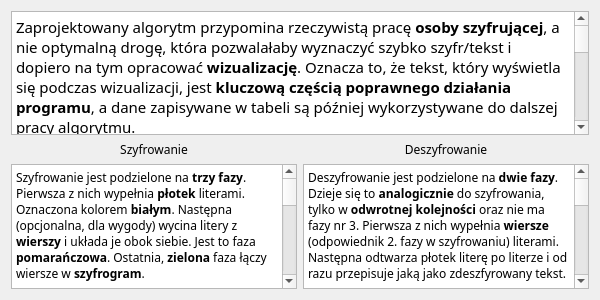
Qt form helpwindow.ui (LightTab2/Rail-fence-cipher-visualized) before a commit.
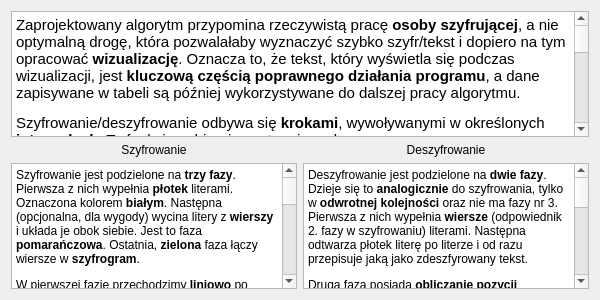
The same form after that commit.

Patch:
```diff
--- a/helpwindow.ui
+++ b/helpwindow.ui
@@ -11,9 +11,7 @@
    </rect>
   </property>
   <property name="font">
-   <font>
-    <family>Book Antiqua</family>
-   </font>
+   <font/>
   </property>
   <property name="windowTitle">
    <string>Algorytm</string>
@@ -23,35 +21,34 @@
     <widget class="QTextBrowser" name="algorithmText">
      <property name="font">
       <font>
-       <family>Book Antiqua</family>
        <pointsize>11</pointsize>
       </font>
      </property>
      <property name="html">
       <string>&lt;!DOCTYPE HTML PUBLIC &quot;-//W3C//DTD HTML 4.0//EN&quot; &quot;http://www.w3.org/TR/REC-html40/strict.dtd&quot;&gt;
-&lt;html&gt;&lt;head&gt;&lt;meta name=&quot;qrichtext&quot; content=&quot;1&quot; /&gt;&lt;style type=&quot;text/css&quot;&gt;
+&lt;html&gt;&lt;head&gt;&lt;meta name=&quot;qrichtext&quot; content=&quot;1&quot; /&gt;&lt;meta charset=&quot;utf-8&quot; /&gt;&lt;style type=&quot;text/css&quot;&gt;
 p, li { white-space: pre-wrap; }
-&lt;/style&gt;&lt;/head&gt;&lt;body style=&quot; font-family:'Book Antiqua','Book Antiqua'; font-size:11pt; font-weight:400; font-style:normal;&quot;&gt;
-&lt;p style=&quot; margin-top:0px; margin-bottom:0px; margin-left:0px; margin-right:0px; -qt-block-indent:0; text-indent:0px;&quot;&gt;Zaprojektowany algorytm przypomina rzeczywistą pracę &lt;span style=&quot; font-weight:600;&quot;&gt;osoby szyfrującej&lt;/span&gt;, a nie optymalną drogę, która pozwalałaby wyznaczyć szybko szyfr/tekst i dopiero na tym opracować &lt;span style=&quot; font-weight:600;&quot;&gt;wizualizację&lt;/span&gt;. Oznacza to, że tekst, który wyświetla się podczas wizualizacji, jest &lt;span style=&quot; font-weight:600;&quot;&gt;kluczową częścią poprawnego działania programu&lt;/span&gt;, a dane zapisywane w tabeli są później wykorzystywane do dalszej pracy algorytmu.&lt;/p&gt;
-&lt;p style=&quot; margin-top:12px; margin-bottom:0px; margin-left:0px; margin-right:0px; -qt-block-indent:0; text-indent:0px;&quot;&gt;Szyfrowanie/deszyfrowanie odbywa się &lt;span style=&quot; font-weight:600;&quot;&gt;krokami&lt;/span&gt;, wywoływanymi w określonych &lt;span style=&quot; font-weight:600;&quot;&gt;interwałach&lt;/span&gt;. Te funkcje pobierają następujące dane:&lt;/p&gt;
-&lt;p style=&quot; margin-top:0px; margin-bottom:0px; margin-left:12px; margin-right:0px; -qt-block-indent:0; text-indent:0px;&quot;&gt;&lt;span style=&quot; font-family:'Courier New'; color:#00aaaa;&quot;&gt;height1&lt;/span&gt; – wysokość 1. płotu&lt;/p&gt;
-&lt;p style=&quot; margin-top:0px; margin-bottom:0px; margin-left:12px; margin-right:0px; -qt-block-indent:0; text-indent:0px;&quot;&gt;&lt;span style=&quot; font-family:'Courier New'; color:#00aaaa;&quot;&gt;height2&lt;/span&gt; – wysokość 2. płotu&lt;/p&gt;
-&lt;p style=&quot; margin-top:0px; margin-bottom:0px; margin-left:12px; margin-right:0px; -qt-block-indent:0; text-indent:0px;&quot;&gt;&lt;span style=&quot; font-family:'Courier New'; color:#00aaaa;&quot;&gt;maxHeight&lt;/span&gt; – maksimum z &lt;span style=&quot; font-family:'Courier New'; color:#00aaaa;&quot;&gt;height1&lt;/span&gt; i &lt;span style=&quot; font-family:'Courier New'; color:#00aaaa;&quot;&gt;height2&lt;/span&gt;&lt;/p&gt;
-&lt;p style=&quot; margin-top:0px; margin-bottom:0px; margin-left:12px; margin-right:0px; -qt-block-indent:0; text-indent:0px;&quot;&gt;&lt;span style=&quot; font-family:'Courier New'; color:#00aaaa;&quot;&gt;textSize&lt;/span&gt; – rozmiar wpisanego tekstu do zaszyfrowania/deszyfrowania&lt;/p&gt;
-&lt;p style=&quot; margin-top:0px; margin-bottom:0px; margin-left:12px; margin-right:0px; -qt-block-indent:0; text-indent:0px;&quot;&gt;&lt;span style=&quot; font-family:'Courier New'; color:#00aaaa;&quot;&gt;inverted&lt;/span&gt; – zmienna true/false odpowiadająca na pytanie ,,czy rysujemy płot do góry nogami''&lt;/p&gt;
-&lt;p style=&quot; margin-top:12px; margin-bottom:0px; margin-left:0px; margin-right:0px; -qt-block-indent:0; text-indent:0px;&quot;&gt;W programie wykorzystuje się jeszcze kilka &lt;span style=&quot; font-weight:600;&quot;&gt;zmiennych pomocniczych&lt;/span&gt;:&lt;/p&gt;
-&lt;p style=&quot; margin-top:0px; margin-bottom:0px; margin-left:12px; margin-right:0px; -qt-block-indent:0; text-indent:0px;&quot;&gt;&lt;span style=&quot; font-family:'Courier New'; color:#00aaaa;&quot;&gt;fenceSize1 = (height1 * 2 - 2)&lt;/span&gt; – liczba elementów w pierwszym płocie&lt;/p&gt;
-&lt;p style=&quot; margin-top:0px; margin-bottom:0px; margin-left:12px; margin-right:0px; -qt-block-indent:0; text-indent:0px;&quot;&gt;&lt;span style=&quot; font-family:'Courier New'; color:#00aaaa;&quot;&gt;fenceSize2 = (height2 * 2 - 2)&lt;/span&gt; – liczba elementów w drugim płotku&lt;/p&gt;
-&lt;p style=&quot; margin-top:0px; margin-bottom:0px; margin-left:12px; margin-right:0px; -qt-block-indent:0; text-indent:0px;&quot;&gt;&lt;span style=&quot; font-family:'Courier New'; color:#00aaaa;&quot;&gt;fenceSize = fenceSize1 + fenceSize2&lt;/span&gt; – rozmiar płotu będącego złączeniem płotku pierwszego i drugiego&lt;/p&gt;
-&lt;p style=&quot; margin-top:0px; margin-bottom:0px; margin-left:12px; margin-right:0px; -qt-block-indent:0; text-indent:0px;&quot;&gt;&lt;span style=&quot; font-family:'Courier New'; color:#00aaaa;&quot;&gt;index = iteration % fenceSize&lt;/span&gt; – obecny element płotu (złączonego)&lt;/p&gt;
-&lt;p style=&quot; margin-top:0px; margin-bottom:0px; margin-left:12px; margin-right:0px; -qt-block-indent:0; text-indent:0px;&quot;&gt;&lt;span style=&quot; font-family:'Courier New'; color:#00aaaa;&quot;&gt;cycles = textSize / fenceSize&lt;/span&gt; – liczba zapętleń płotu (ile cyklów wzoru płotu już narysowaliśmy)&lt;/p&gt;
-&lt;p style=&quot; margin-top:12px; margin-bottom:0px; margin-left:0px; margin-right:0px; -qt-block-indent:0; text-indent:0px;&quot;&gt;W programie istnieje &lt;span style=&quot; font-weight:600;&quot;&gt;ograniczenie&lt;/span&gt; na &lt;span style=&quot; font-weight:600;&quot;&gt;wysokość&lt;/span&gt; płotka, które musi być w zakresie od 2 do 20. Ograniczenie do 20 jest tylko dla &lt;span style=&quot; font-weight:600;&quot;&gt;wygody&lt;/span&gt; i można je &lt;span style=&quot; font-weight:600;&quot;&gt;usunąć&lt;/span&gt; w edytorze interfejsu, co nie wpłynie na działanie programu, jednak pozwolenie na wysokość płotu równą 0 lub 1, spowoduje &lt;span style=&quot; font-weight:600;&quot;&gt;błędne&lt;/span&gt; działanie programu. Uzasadnienie:&lt;/p&gt;
-&lt;p style=&quot; margin-top:12px; margin-bottom:0px; margin-left:0px; margin-right:0px; -qt-block-indent:0; text-indent:0px;&quot;&gt;&lt;span style=&quot; font-style:italic;&quot;&gt;Na początku próbowałem pozwolić na wysokości 0 i 1 (taka wysokość posiada dwuznaczną interpretację, więc wybrałem jedną z nich), ale szybko kod stał się bardzo nieczytelny i wtedy zacząłem myśleć:&lt;/span&gt;&lt;/p&gt;
-&lt;ul style=&quot;margin-top: 0px; margin-bottom: 0px; margin-left: 0px; margin-right: 0px; -qt-list-indent: 1;&quot;&gt;&lt;li style=&quot; font-style:italic;&quot; style=&quot; margin-top:0px; margin-bottom:0px; margin-left:0px; margin-right:0px; -qt-block-indent:0; text-indent:0px;&quot;&gt;nie ma sensu ustawiać wysokości na 0, ponieważ jeżeli chcemy, aby drugiego płotka nie było, to jest to równoważne z ustawieniem jego wysokości na wysokość płotka pierwszego&lt;/li&gt;
-&lt;li style=&quot; font-style:italic;&quot; style=&quot; margin-top:0px; margin-bottom:0px; margin-left:0px; margin-right:0px; -qt-block-indent:0; text-indent:0px;&quot;&gt;wysokość 1 sprowadza się do przekopiowania tekstu, co nie jest żadnym szyfrem, a gdy tylko jeden z płotków posiada wysokość 1, to nie wiadomo czy: &lt;/li&gt;&lt;/ul&gt;
-&lt;ul style=&quot;margin-top: 0px; margin-bottom: 0px; margin-left: 0px; margin-right: 0px; -qt-list-indent: 2;&quot;&gt;&lt;li style=&quot; font-style:italic;&quot; style=&quot; margin-top:0px; margin-bottom:0px; margin-left:0px; margin-right:0px; -qt-block-indent:0; text-indent:0px;&quot;&gt;mamy powtarzać wierzchołki    &lt;/li&gt;
-&lt;li style=&quot; font-style:italic;&quot; style=&quot; margin-top:0px; margin-bottom:0px; margin-left:0px; margin-right:0px; -qt-block-indent:0; text-indent:0px;&quot;&gt;powtarzać tylko jeden z wierzchołków&lt;/li&gt;
-&lt;li style=&quot; font-style:italic;&quot; style=&quot; margin-top:0px; margin-bottom:0px; margin-left:0px; margin-right:0px; -qt-block-indent:0; text-indent:0px;&quot;&gt;nic nie robić&lt;/li&gt;&lt;/ul&gt;&lt;/body&gt;&lt;/html&gt;</string>
+&lt;/style&gt;&lt;/head&gt;&lt;body style=&quot; font-family:'Book Antiqua'; font-size:11pt; font-weight:400; font-style:normal;&quot;&gt;
+&lt;p style=&quot; margin-top:0px; margin-bottom:0px; margin-left:0px; margin-right:0px; -qt-block-indent:0; text-indent:0px;&quot;&gt;&lt;span style=&quot; font-family:'Book Antiqua','Book Antiqua';&quot;&gt;Zaprojektowany algorytm przypomina rzeczywistą pracę &lt;/span&gt;&lt;span style=&quot; font-family:'Book Antiqua','Book Antiqua'; font-weight:600;&quot;&gt;osoby szyfrującej&lt;/span&gt;&lt;span style=&quot; font-family:'Book Antiqua','Book Antiqua';&quot;&gt;, a nie optymalną drogę, która pozwalałaby wyznaczyć szybko szyfr/tekst i dopiero na tym opracować &lt;/span&gt;&lt;span style=&quot; font-family:'Book Antiqua','Book Antiqua'; font-weight:600;&quot;&gt;wizualizację&lt;/span&gt;&lt;span style=&quot; font-family:'Book Antiqua','Book Antiqua';&quot;&gt;. Oznacza to, że tekst, który wyświetla się podczas wizualizacji, jest &lt;/span&gt;&lt;span style=&quot; font-family:'Book Antiqua','Book Antiqua'; font-weight:600;&quot;&gt;kluczową częścią poprawnego działania programu&lt;/span&gt;&lt;span style=&quot; font-family:'Book Antiqua','Book Antiqua';&quot;&gt;, a dane zapisywane w tabeli są później wykorzystywane do dalszej pracy algorytmu.&lt;/span&gt;&lt;/p&gt;
+&lt;p style=&quot; margin-top:12px; margin-bottom:0px; margin-left:0px; margin-right:0px; -qt-block-indent:0; text-indent:0px;&quot;&gt;&lt;span style=&quot; font-family:'Book Antiqua','Book Antiqua';&quot;&gt;Szyfrowanie/deszyfrowanie odbywa się &lt;/span&gt;&lt;span style=&quot; font-family:'Book Antiqua','Book Antiqua'; font-weight:600;&quot;&gt;krokami&lt;/span&gt;&lt;span style=&quot; font-family:'Book Antiqua','Book Antiqua';&quot;&gt;, wywoływanymi w określonych &lt;/span&gt;&lt;span style=&quot; font-family:'Book Antiqua','Book Antiqua'; font-weight:600;&quot;&gt;interwałach&lt;/span&gt;&lt;span style=&quot; font-family:'Book Antiqua','Book Antiqua';&quot;&gt;. Te funkcje pobierają następujące dane:&lt;/span&gt;&lt;/p&gt;
+&lt;p style=&quot; margin-top:0px; margin-bottom:0px; margin-left:12px; margin-right:0px; -qt-block-indent:0; text-indent:0px;&quot;&gt;&lt;span style=&quot; font-family:'Courier New'; color:#00aaaa;&quot;&gt;height1&lt;/span&gt;&lt;span style=&quot; font-family:'Book Antiqua','Book Antiqua';&quot;&gt; – wysokość 1. płotu&lt;/span&gt;&lt;/p&gt;
+&lt;p style=&quot; margin-top:0px; margin-bottom:0px; margin-left:12px; margin-right:0px; -qt-block-indent:0; text-indent:0px;&quot;&gt;&lt;span style=&quot; font-family:'Courier New'; color:#00aaaa;&quot;&gt;height2&lt;/span&gt;&lt;span style=&quot; font-family:'Book Antiqua','Book Antiqua';&quot;&gt; – wysokość 2. płotu&lt;/span&gt;&lt;/p&gt;
+&lt;p style=&quot; margin-top:0px; margin-bottom:0px; margin-left:12px; margin-right:0px; -qt-block-indent:0; text-indent:0px;&quot;&gt;&lt;span style=&quot; font-family:'Courier New'; color:#00aaaa;&quot;&gt;maxHeight&lt;/span&gt;&lt;span style=&quot; font-family:'Book Antiqua','Book Antiqua';&quot;&gt; – maksimum z &lt;/span&gt;&lt;span style=&quot; font-family:'Courier New'; color:#00aaaa;&quot;&gt;height1&lt;/span&gt;&lt;span style=&quot; font-family:'Book Antiqua','Book Antiqua';&quot;&gt; i &lt;/span&gt;&lt;span style=&quot; font-family:'Courier New'; color:#00aaaa;&quot;&gt;height2&lt;/span&gt;&lt;/p&gt;
+&lt;p style=&quot; margin-top:0px; margin-bottom:0px; margin-left:12px; margin-right:0px; -qt-block-indent:0; text-indent:0px;&quot;&gt;&lt;span style=&quot; font-family:'Courier New'; color:#00aaaa;&quot;&gt;textSize&lt;/span&gt;&lt;span style=&quot; font-family:'Book Antiqua','Book Antiqua';&quot;&gt; – rozmiar wpisanego tekstu do zaszyfrowania/deszyfrowania&lt;/span&gt;&lt;/p&gt;
+&lt;p style=&quot; margin-top:0px; margin-bottom:0px; margin-left:12px; margin-right:0px; -qt-block-indent:0; text-indent:0px;&quot;&gt;&lt;span style=&quot; font-family:'Courier New'; color:#00aaaa;&quot;&gt;inverted&lt;/span&gt;&lt;span style=&quot; font-family:'Book Antiqua','Book Antiqua';&quot;&gt; – zmienna true/false odpowiadająca na pytanie ,,czy rysujemy płot do góry nogami''&lt;/span&gt;&lt;/p&gt;
+&lt;p style=&quot; margin-top:12px; margin-bottom:0px; margin-left:0px; margin-right:0px; -qt-block-indent:0; text-indent:0px;&quot;&gt;&lt;span style=&quot; font-family:'Book Antiqua','Book Antiqua';&quot;&gt;W programie wykorzystuje się jeszcze kilka &lt;/span&gt;&lt;span style=&quot; font-family:'Book Antiqua','Book Antiqua'; font-weight:600;&quot;&gt;zmiennych pomocniczych&lt;/span&gt;&lt;span style=&quot; font-family:'Book Antiqua','Book Antiqua';&quot;&gt;:&lt;/span&gt;&lt;/p&gt;
+&lt;p style=&quot; margin-top:0px; margin-bottom:0px; margin-left:12px; margin-right:0px; -qt-block-indent:0; text-indent:0px;&quot;&gt;&lt;span style=&quot; font-family:'Courier New'; color:#00aaaa;&quot;&gt;fenceSize1 = (height1 * 2 - 2)&lt;/span&gt;&lt;span style=&quot; font-family:'Book Antiqua','Book Antiqua';&quot;&gt; – liczba elementów w pierwszym płocie&lt;/span&gt;&lt;/p&gt;
+&lt;p style=&quot; margin-top:0px; margin-bottom:0px; margin-left:12px; margin-right:0px; -qt-block-indent:0; text-indent:0px;&quot;&gt;&lt;span style=&quot; font-family:'Courier New'; color:#00aaaa;&quot;&gt;fenceSize2 = (height2 * 2 - 2)&lt;/span&gt;&lt;span style=&quot; font-family:'Book Antiqua','Book Antiqua';&quot;&gt; – liczba elementów w drugim płotku&lt;/span&gt;&lt;/p&gt;
+&lt;p style=&quot; margin-top:0px; margin-bottom:0px; margin-left:12px; margin-right:0px; -qt-block-indent:0; text-indent:0px;&quot;&gt;&lt;span style=&quot; font-family:'Courier New'; color:#00aaaa;&quot;&gt;fenceSize = fenceSize1 + fenceSize2&lt;/span&gt;&lt;span style=&quot; font-family:'Book Antiqua','Book Antiqua';&quot;&gt; – rozmiar płotu będącego złączeniem płotku pierwszego i drugiego&lt;/span&gt;&lt;/p&gt;
+&lt;p style=&quot; margin-top:0px; margin-bottom:0px; margin-left:12px; margin-right:0px; -qt-block-indent:0; text-indent:0px;&quot;&gt;&lt;span style=&quot; font-family:'Courier New'; color:#00aaaa;&quot;&gt;index = iteration % fenceSize&lt;/span&gt;&lt;span style=&quot; font-family:'Book Antiqua','Book Antiqua';&quot;&gt; – obecny element płotu (złączonego)&lt;/span&gt;&lt;/p&gt;
+&lt;p style=&quot; margin-top:0px; margin-bottom:0px; margin-left:12px; margin-right:0px; -qt-block-indent:0; text-indent:0px;&quot;&gt;&lt;span style=&quot; font-family:'Courier New'; color:#00aaaa;&quot;&gt;cycles = textSize / fenceSize&lt;/span&gt;&lt;span style=&quot; font-family:'Book Antiqua','Book Antiqua';&quot;&gt; – liczba zapętleń płotu (ile cyklów wzoru płotu już narysowaliśmy)&lt;/span&gt;&lt;/p&gt;
+&lt;p style=&quot; margin-top:12px; margin-bottom:0px; margin-left:0px; margin-right:0px; -qt-block-indent:0; text-indent:0px;&quot;&gt;&lt;span style=&quot; font-family:'Book Antiqua','Book Antiqua';&quot;&gt;W programie istnieje &lt;/span&gt;&lt;span style=&quot; font-family:'Book Antiqua','Book Antiqua'; font-weight:600;&quot;&gt;ograniczenie&lt;/span&gt;&lt;span style=&quot; font-family:'Book Antiqua','Book Antiqua';&quot;&gt; na &lt;/span&gt;&lt;span style=&quot; font-family:'Book Antiqua','Book Antiqua'; font-weight:600;&quot;&gt;wysokość&lt;/span&gt;&lt;span style=&quot; font-family:'Book Antiqua','Book Antiqua';&quot;&gt; płotka, które musi być w zakresie od 2 do 20. Ograniczenie do 20 jest tylko dla &lt;/span&gt;&lt;span style=&quot; font-family:'Book Antiqua','Book Antiqua'; font-weight:600;&quot;&gt;wygody&lt;/span&gt;&lt;span style=&quot; font-family:'Book Antiqua','Book Antiqua';&quot;&gt; i można je &lt;/span&gt;&lt;span style=&quot; font-family:'Book Antiqua','Book Antiqua'; font-weight:600;&quot;&gt;usunąć&lt;/span&gt;&lt;span style=&quot; font-family:'Book Antiqua','Book Antiqua';&quot;&gt; w edytorze interfejsu, co nie wpłynie na działanie programu, jednak pozwolenie na wysokość płotu równą 0 lub 1, spowoduje &lt;/span&gt;&lt;span style=&quot; font-family:'Book Antiqua','Book Antiqua'; font-weight:600;&quot;&gt;błędne&lt;/span&gt;&lt;span style=&quot; font-family:'Book Antiqua','Book Antiqua';&quot;&gt; działanie programu. Uzasadnienie:&lt;/span&gt;&lt;/p&gt;
+&lt;p style=&quot; margin-top:12px; margin-bottom:0px; margin-left:0px; margin-right:0px; -qt-block-indent:0; text-indent:0px;&quot;&gt;&lt;span style=&quot; font-family:'Book Antiqua','Book Antiqua'; font-style:italic;&quot;&gt;Na początku próbowałem pozwolić na wysokości 0 i 1 (taka wysokość posiada dwuznaczną interpretację, więc wybrałem jedną z nich), ale szybko kod stał się bardzo nieczytelny i wtedy zacząłem myśleć:&lt;/span&gt;&lt;/p&gt;
+&lt;ul style=&quot;margin-top: 0px; margin-bottom: 0px; margin-left: 0px; margin-right: 0px; -qt-list-indent: 1;&quot;&gt;&lt;li style=&quot; font-family:'Book Antiqua','Book Antiqua'; font-style:italic;&quot; style=&quot; margin-top:0px; margin-bottom:0px; margin-left:0px; margin-right:0px; -qt-block-indent:0; text-indent:0px;&quot;&gt;nie ma sensu ustawiać wysokości na 0, ponieważ jeżeli chcemy, aby drugiego płotka nie było, to jest to równoważne z ustawieniem jego wysokości na wysokość płotka pierwszego&lt;/li&gt;
+&lt;li style=&quot; font-family:'Book Antiqua','Book Antiqua'; font-style:italic;&quot; style=&quot; margin-top:0px; margin-bottom:0px; margin-left:0px; margin-right:0px; -qt-block-indent:0; text-indent:0px;&quot;&gt;wysokość 1 sprowadza się do przekopiowania tekstu, co nie jest żadnym szyfrem, a gdy tylko jeden z płotków posiada wysokość 1, to nie wiadomo czy: 
+&lt;ul style=&quot;margin-top: 0px; margin-bottom: 0px; margin-left: 0px; margin-right: 0px; -qt-list-indent: 2;&quot;&gt;&lt;li style=&quot; font-family:'Book Antiqua','Book Antiqua'; font-style:italic;&quot; style=&quot; margin-top:0px; margin-bottom:0px; margin-left:0px; margin-right:0px; -qt-block-indent:0; text-indent:0px;&quot;&gt;mamy powtarzać wierzchołki    &lt;/li&gt;
+&lt;li style=&quot; font-family:'Book Antiqua','Book Antiqua'; font-style:italic;&quot; style=&quot; margin-top:0px; margin-bottom:0px; margin-left:0px; margin-right:0px; -qt-block-indent:0; text-indent:0px;&quot;&gt;powtarzać tylko jeden z wierzchołków&lt;/li&gt;
+&lt;li style=&quot; font-family:'Book Antiqua','Book Antiqua'; font-style:italic;&quot; style=&quot; margin-top:0px; margin-bottom:0px; margin-left:0px; margin-right:0px; -qt-block-indent:0; text-indent:0px;&quot;&gt;nic nie robić&lt;/li&gt;&lt;/ul&gt;&lt;/li&gt;&lt;/ul&gt;&lt;/body&gt;&lt;/html&gt;</string>
      </property>
     </widget>
    </item>
@@ -63,7 +60,6 @@
         <widget class="QLabel" name="szyfrLabel">
          <property name="font">
           <font>
-           <family>Book Antiqua</family>
            <pointsize>9</pointsize>
           </font>
          </property>
@@ -79,18 +75,17 @@
         <widget class="QTextBrowser" name="szyfrText">
          <property name="font">
           <font>
-           <family>Book Antiqua</family>
            <pointsize>9</pointsize>
           </font>
          </property>
          <property name="html">
           <string>&lt;!DOCTYPE HTML PUBLIC &quot;-//W3C//DTD HTML 4.0//EN&quot; &quot;http://www.w3.org/TR/REC-html40/strict.dtd&quot;&gt;
-&lt;html&gt;&lt;head&gt;&lt;meta name=&quot;qrichtext&quot; content=&quot;1&quot; /&gt;&lt;style type=&quot;text/css&quot;&gt;
+&lt;html&gt;&lt;head&gt;&lt;meta name=&quot;qrichtext&quot; content=&quot;1&quot; /&gt;&lt;meta charset=&quot;utf-8&quot; /&gt;&lt;style type=&quot;text/css&quot;&gt;
 p, li { white-space: pre-wrap; }
-&lt;/style&gt;&lt;/head&gt;&lt;body style=&quot; font-family:'Book Antiqua','Book Antiqua'; font-size:9pt; font-weight:400; font-style:normal;&quot;&gt;
-&lt;p style=&quot; margin-top:0px; margin-bottom:0px; margin-left:0px; margin-right:0px; -qt-block-indent:0; text-indent:0px;&quot;&gt;Szyfrowanie jest podzielone na &lt;span style=&quot; font-weight:600;&quot;&gt;trzy fazy&lt;/span&gt;. Pierwsza z nich wypełnia &lt;span style=&quot; font-weight:600;&quot;&gt;płotek&lt;/span&gt; literami. Oznaczona kolorem &lt;span style=&quot; font-weight:600;&quot;&gt;białym&lt;/span&gt;. Następna (opcjonalna, dla wygody) wycina litery z &lt;span style=&quot; font-weight:600;&quot;&gt;wierszy&lt;/span&gt; i układa je obok siebie. Jest to faza &lt;span style=&quot; font-weight:600;&quot;&gt;pomarańczowa&lt;/span&gt;. Ostatnia, &lt;span style=&quot; font-weight:600;&quot;&gt;zielona&lt;/span&gt; faza łączy wiersze w &lt;span style=&quot; font-weight:600;&quot;&gt;szyfrogram&lt;/span&gt;.&lt;/p&gt;
-&lt;p style=&quot; margin-top:12px; margin-bottom:0px; margin-left:0px; margin-right:0px; -qt-block-indent:0; text-indent:0px;&quot;&gt;W pierwszej fazie przechodzimy &lt;span style=&quot; font-weight:600;&quot;&gt;liniowo&lt;/span&gt; po całym tekście i wrzucamy litery w &lt;span style=&quot; font-weight:600;&quot;&gt;obliczone pozycje&lt;/span&gt;.  Pozycje są wyznaczane &lt;span style=&quot; font-weight:600;&quot;&gt;lokalnie&lt;/span&gt; tzn.: w przypadku zmiany &lt;span style=&quot; font-weight:600;&quot;&gt;kierunku&lt;/span&gt; liczmy index ,,od zera''. Np. po osiągnięciu drugiego (bo od pierwszego zaczynamy pracę) wierzchołka płotku zmienia się kierunek, więc odejmujemy &lt;span style=&quot; font-weight:600;&quot;&gt;indeks wierzchołka&lt;/span&gt;: &lt;span style=&quot; font-family:'Courier New'; color:#00aaaa;&quot;&gt;index -= height1&lt;/span&gt; i dopiero wyznaczamy pozycję &lt;span style=&quot; font-family:'Courier New'; color:#00aaaa;&quot;&gt;pos = (height1 - index) - 2&lt;/span&gt;. Płotek zmienia kierunek 3 razy, zanim zrobić pełny &lt;span style=&quot; font-weight:600;&quot;&gt;cykl&lt;/span&gt;, przy czym należy wyznaczyć też indeks zanim zmieni kierunek. Oznacza to, że w jednym cyklu trzeba rozważyć 4 przypadki dla poprawnego wyznaczenia pozycji. Opis wraz z przykładami, jak dokładnie to się dzieje, jest umieszczony w &lt;span style=&quot; font-weight:600;&quot;&gt;komentarzach&lt;/span&gt; w &lt;span style=&quot; font-weight:600;&quot;&gt;kodzie&lt;/span&gt;. Przypadek &lt;span style=&quot; font-weight:600;&quot;&gt;odwróconego&lt;/span&gt; płotku to po prostu przekształcenie indeksu na samym końcu: &lt;span style=&quot; font-family:'Courier New'; color:#00aaaa;&quot;&gt;pos = maxHeight - 1 - pos&lt;/span&gt;. &lt;/p&gt;
-&lt;p style=&quot; margin-top:12px; margin-bottom:12px; margin-left:0px; margin-right:0px; -qt-block-indent:0; text-indent:0px;&quot;&gt;Implementacja 2. i 3. fazy jest banalna. Przechodzimy &lt;span style=&quot; font-weight:600;&quot;&gt;liniowo&lt;/span&gt; po wszystkich elementach tablicy z &lt;span style=&quot; font-weight:600;&quot;&gt;wizualizacji&lt;/span&gt; w danym &lt;span style=&quot; font-weight:600;&quot;&gt;wierszu&lt;/span&gt;, jak jest &lt;span style=&quot; font-weight:600;&quot;&gt;znak&lt;/span&gt;, to go przepisujemy.&lt;/p&gt;&lt;/body&gt;&lt;/html&gt;</string>
+&lt;/style&gt;&lt;/head&gt;&lt;body style=&quot; font-family:'Book Antiqua'; font-size:9pt; font-weight:400; font-style:normal;&quot;&gt;
+&lt;p style=&quot; margin-top:0px; margin-bottom:0px; margin-left:0px; margin-right:0px; -qt-block-indent:0; text-indent:0px;&quot;&gt;&lt;span style=&quot; font-family:'Book Antiqua','Book Antiqua';&quot;&gt;Szyfrowanie jest podzielone na &lt;/span&gt;&lt;span style=&quot; font-family:'Book Antiqua','Book Antiqua'; font-weight:600;&quot;&gt;trzy fazy&lt;/span&gt;&lt;span style=&quot; font-family:'Book Antiqua','Book Antiqua';&quot;&gt;. Pierwsza z nich wypełnia &lt;/span&gt;&lt;span style=&quot; font-family:'Book Antiqua','Book Antiqua'; font-weight:600;&quot;&gt;płotek&lt;/span&gt;&lt;span style=&quot; font-family:'Book Antiqua','Book Antiqua';&quot;&gt; literami. Oznaczona kolorem &lt;/span&gt;&lt;span style=&quot; font-family:'Book Antiqua','Book Antiqua'; font-weight:600;&quot;&gt;białym&lt;/span&gt;&lt;span style=&quot; font-family:'Book Antiqua','Book Antiqua';&quot;&gt;. Następna (opcjonalna, dla wygody) wycina litery z &lt;/span&gt;&lt;span style=&quot; font-family:'Book Antiqua','Book Antiqua'; font-weight:600;&quot;&gt;wierszy&lt;/span&gt;&lt;span style=&quot; font-family:'Book Antiqua','Book Antiqua';&quot;&gt; i układa je obok siebie. Jest to faza &lt;/span&gt;&lt;span style=&quot; font-family:'Book Antiqua','Book Antiqua'; font-weight:600;&quot;&gt;pomarańczowa&lt;/span&gt;&lt;span style=&quot; font-family:'Book Antiqua','Book Antiqua';&quot;&gt;. Ostatnia, &lt;/span&gt;&lt;span style=&quot; font-family:'Book Antiqua','Book Antiqua'; font-weight:600;&quot;&gt;zielona&lt;/span&gt;&lt;span style=&quot; font-family:'Book Antiqua','Book Antiqua';&quot;&gt; faza łączy wiersze w &lt;/span&gt;&lt;span style=&quot; font-family:'Book Antiqua','Book Antiqua'; font-weight:600;&quot;&gt;szyfrogram&lt;/span&gt;&lt;span style=&quot; font-family:'Book Antiqua','Book Antiqua';&quot;&gt;.&lt;/span&gt;&lt;/p&gt;
+&lt;p style=&quot; margin-top:12px; margin-bottom:0px; margin-left:0px; margin-right:0px; -qt-block-indent:0; text-indent:0px;&quot;&gt;&lt;span style=&quot; font-family:'Book Antiqua','Book Antiqua';&quot;&gt;W pierwszej fazie przechodzimy &lt;/span&gt;&lt;span style=&quot; font-family:'Book Antiqua','Book Antiqua'; font-weight:600;&quot;&gt;liniowo&lt;/span&gt;&lt;span style=&quot; font-family:'Book Antiqua','Book Antiqua';&quot;&gt; po całym tekście i wrzucamy litery w &lt;/span&gt;&lt;span style=&quot; font-family:'Book Antiqua','Book Antiqua'; font-weight:600;&quot;&gt;obliczone pozycje&lt;/span&gt;&lt;span style=&quot; font-family:'Book Antiqua','Book Antiqua';&quot;&gt;.  Pozycje są wyznaczane &lt;/span&gt;&lt;span style=&quot; font-family:'Book Antiqua','Book Antiqua'; font-weight:600;&quot;&gt;lokalnie&lt;/span&gt;&lt;span style=&quot; font-family:'Book Antiqua','Book Antiqua';&quot;&gt; tzn.: w przypadku zmiany &lt;/span&gt;&lt;span style=&quot; font-family:'Book Antiqua','Book Antiqua'; font-weight:600;&quot;&gt;kierunku&lt;/span&gt;&lt;span style=&quot; font-family:'Book Antiqua','Book Antiqua';&quot;&gt; liczmy index ,,od zera''. Np. po osiągnięciu drugiego (bo od pierwszego zaczynamy pracę) wierzchołka płotku zmienia się kierunek, więc odejmujemy &lt;/span&gt;&lt;span style=&quot; font-family:'Book Antiqua','Book Antiqua'; font-weight:600;&quot;&gt;indeks wierzchołka&lt;/span&gt;&lt;span style=&quot; font-family:'Book Antiqua','Book Antiqua';&quot;&gt;: &lt;/span&gt;&lt;span style=&quot; font-family:'Courier New'; color:#00aaaa;&quot;&gt;index -= height1&lt;/span&gt;&lt;span style=&quot; font-family:'Book Antiqua','Book Antiqua';&quot;&gt; i dopiero wyznaczamy pozycję &lt;/span&gt;&lt;span style=&quot; font-family:'Courier New'; color:#00aaaa;&quot;&gt;pos = (height1 - index) - 2&lt;/span&gt;&lt;span style=&quot; font-family:'Book Antiqua','Book Antiqua';&quot;&gt;. Płotek zmienia kierunek 3 razy, zanim zrobić pełny &lt;/span&gt;&lt;span style=&quot; font-family:'Book Antiqua','Book Antiqua'; font-weight:600;&quot;&gt;cykl&lt;/span&gt;&lt;span style=&quot; font-family:'Book Antiqua','Book Antiqua';&quot;&gt;, przy czym należy wyznaczyć też indeks zanim zmieni kierunek. Oznacza to, że w jednym cyklu trzeba rozważyć 4 przypadki dla poprawnego wyznaczenia pozycji. Opis wraz z przykładami, jak dokładnie to się dzieje, jest umieszczony w &lt;/span&gt;&lt;span style=&quot; font-family:'Book Antiqua','Book Antiqua'; font-weight:600;&quot;&gt;komentarzach&lt;/span&gt;&lt;span style=&quot; font-family:'Book Antiqua','Book Antiqua';&quot;&gt; w &lt;/span&gt;&lt;span style=&quot; font-family:'Book Antiqua','Book Antiqua'; font-weight:600;&quot;&gt;kodzie&lt;/span&gt;&lt;span style=&quot; font-family:'Book Antiqua','Book Antiqua';&quot;&gt;. Przypadek &lt;/span&gt;&lt;span style=&quot; font-family:'Book Antiqua','Book Antiqua'; font-weight:600;&quot;&gt;odwróconego&lt;/span&gt;&lt;span style=&quot; font-family:'Book Antiqua','Book Antiqua';&quot;&gt; płotku to po prostu przekształcenie indeksu na samym końcu: &lt;/span&gt;&lt;span style=&quot; font-family:'Courier New'; color:#00aaaa;&quot;&gt;pos = maxHeight - 1 - pos&lt;/span&gt;&lt;span style=&quot; font-family:'Book Antiqua','Book Antiqua';&quot;&gt;. &lt;/span&gt;&lt;/p&gt;
+&lt;p style=&quot; margin-top:12px; margin-bottom:12px; margin-left:0px; margin-right:0px; -qt-block-indent:0; text-indent:0px;&quot;&gt;&lt;span style=&quot; font-family:'Book Antiqua','Book Antiqua';&quot;&gt;Implementacja 2. i 3. fazy jest banalna. Przechodzimy &lt;/span&gt;&lt;span style=&quot; font-family:'Book Antiqua','Book Antiqua'; font-weight:600;&quot;&gt;liniowo&lt;/span&gt;&lt;span style=&quot; font-family:'Book Antiqua','Book Antiqua';&quot;&gt; po wszystkich elementach tablicy z &lt;/span&gt;&lt;span style=&quot; font-family:'Book Antiqua','Book Antiqua'; font-weight:600;&quot;&gt;wizualizacji&lt;/span&gt;&lt;span style=&quot; font-family:'Book Antiqua','Book Antiqua';&quot;&gt; w danym &lt;/span&gt;&lt;span style=&quot; font-family:'Book Antiqua','Book Antiqua'; font-weight:600;&quot;&gt;wierszu&lt;/span&gt;&lt;span style=&quot; font-family:'Book Antiqua','Book Antiqua';&quot;&gt;, jak jest &lt;/span&gt;&lt;span style=&quot; font-family:'Book Antiqua','Book Antiqua'; font-weight:600;&quot;&gt;znak&lt;/span&gt;&lt;span style=&quot; font-family:'Book Antiqua','Book Antiqua';&quot;&gt;, to go przepisujemy.&lt;/span&gt;&lt;/p&gt;&lt;/body&gt;&lt;/html&gt;</string>
          </property>
         </widget>
        </item>
@@ -108,7 +103,6 @@
          </property>
          <property name="font">
           <font>
-           <family>Book Antiqua</family>
            <pointsize>9</pointsize>
           </font>
          </property>
@@ -124,19 +118,18 @@
         <widget class="QTextBrowser" name="deszyfrText">
          <property name="font">
           <font>
-           <family>Book Antiqua</family>
            <pointsize>9</pointsize>
           </font>
          </property>
          <property name="html">
           <string>&lt;!DOCTYPE HTML PUBLIC &quot;-//W3C//DTD HTML 4.0//EN&quot; &quot;http://www.w3.org/TR/REC-html40/strict.dtd&quot;&gt;
-&lt;html&gt;&lt;head&gt;&lt;meta name=&quot;qrichtext&quot; content=&quot;1&quot; /&gt;&lt;style type=&quot;text/css&quot;&gt;
+&lt;html&gt;&lt;head&gt;&lt;meta name=&quot;qrichtext&quot; content=&quot;1&quot; /&gt;&lt;meta charset=&quot;utf-8&quot; /&gt;&lt;style type=&quot;text/css&quot;&gt;
 p, li { white-space: pre-wrap; }
-&lt;/style&gt;&lt;/head&gt;&lt;body style=&quot; font-family:'Book Antiqua','Book Antiqua'; font-size:9pt; font-weight:400; font-style:normal;&quot;&gt;
-&lt;p style=&quot; margin-top:0px; margin-bottom:0px; margin-left:0px; margin-right:0px; -qt-block-indent:0; text-indent:0px;&quot;&gt;Deszyfrowanie jest podzielone na &lt;span style=&quot; font-weight:600;&quot;&gt;dwie fazy&lt;/span&gt;. Dzieje się to &lt;span style=&quot; font-weight:600;&quot;&gt;analogicznie&lt;/span&gt; do szyfrowania, tylko w &lt;span style=&quot; font-weight:600;&quot;&gt;odwrotnej kolejności&lt;/span&gt; oraz nie ma fazy nr 3. Pierwsza z nich wypełnia &lt;span style=&quot; font-weight:600;&quot;&gt;wiersze&lt;/span&gt; (odpowiednik 2. fazy w szyfrowaniu) literami. Następna odtwarza płotek literę po literze i od razu przepisuje jaką jako zdeszfyrowany tekst.&lt;/p&gt;
-&lt;p style=&quot; margin-top:12px; margin-bottom:12px; margin-left:0px; margin-right:0px; -qt-block-indent:0; text-indent:0px;&quot;&gt;Druga faza posiada &lt;span style=&quot; font-weight:600;&quot;&gt;obliczanie pozycji&lt;/span&gt; dokładnie takie samo, jak szyfrowanie, ale obliczenie&lt;span style=&quot; font-weight:600;&quot;&gt; liczby liter&lt;/span&gt; potrzebnych do wycięcia z tekstu w fazie pierwszej jest skomplikowane. &lt;span style=&quot; font-weight:600;&quot;&gt;Litery&lt;/span&gt; w danym &lt;span style=&quot; font-weight:600;&quot;&gt;wierszu&lt;/span&gt; mogą się &lt;span style=&quot; font-weight:600;&quot;&gt;powtarzać&lt;/span&gt; 4, 3, 2 lub 1 raz na jeden &lt;span style=&quot; font-weight:600;&quot;&gt;cykl&lt;/span&gt; płotu. Rozróżnia się 5 przypadków:&lt;/p&gt;
+&lt;/style&gt;&lt;/head&gt;&lt;body style=&quot; font-family:'Book Antiqua'; font-size:9pt; font-weight:400; font-style:normal;&quot;&gt;
+&lt;p style=&quot; margin-top:0px; margin-bottom:0px; margin-left:0px; margin-right:0px; -qt-block-indent:0; text-indent:0px;&quot;&gt;&lt;span style=&quot; font-family:'Book Antiqua','Book Antiqua';&quot;&gt;Deszyfrowanie jest podzielone na &lt;/span&gt;&lt;span style=&quot; font-family:'Book Antiqua','Book Antiqua'; font-weight:600;&quot;&gt;dwie fazy&lt;/span&gt;&lt;span style=&quot; font-family:'Book Antiqua','Book Antiqua';&quot;&gt;. Dzieje się to &lt;/span&gt;&lt;span style=&quot; font-family:'Book Antiqua','Book Antiqua'; font-weight:600;&quot;&gt;analogicznie&lt;/span&gt;&lt;span style=&quot; font-family:'Book Antiqua','Book Antiqua';&quot;&gt; do szyfrowania, tylko w &lt;/span&gt;&lt;span style=&quot; font-family:'Book Antiqua','Book Antiqua'; font-weight:600;&quot;&gt;odwrotnej kolejności&lt;/span&gt;&lt;span style=&quot; font-family:'Book Antiqua','Book Antiqua';&quot;&gt; oraz nie ma fazy nr 3. Pierwsza z nich wypełnia &lt;/span&gt;&lt;span style=&quot; font-family:'Book Antiqua','Book Antiqua'; font-weight:600;&quot;&gt;wiersze&lt;/span&gt;&lt;span style=&quot; font-family:'Book Antiqua','Book Antiqua';&quot;&gt; (odpowiednik 2. fazy w szyfrowaniu) literami. Następna odtwarza płotek literę po literze i od razu przepisuje jaką jako zdeszfyrowany tekst.&lt;/span&gt;&lt;/p&gt;
+&lt;p style=&quot; margin-top:12px; margin-bottom:12px; margin-left:0px; margin-right:0px; -qt-block-indent:0; text-indent:0px;&quot;&gt;&lt;span style=&quot; font-family:'Book Antiqua','Book Antiqua';&quot;&gt;Druga faza posiada &lt;/span&gt;&lt;span style=&quot; font-family:'Book Antiqua','Book Antiqua'; font-weight:600;&quot;&gt;obliczanie pozycji&lt;/span&gt;&lt;span style=&quot; font-family:'Book Antiqua','Book Antiqua';&quot;&gt; dokładnie takie samo, jak szyfrowanie, ale obliczenie&lt;/span&gt;&lt;span style=&quot; font-family:'Book Antiqua','Book Antiqua'; font-weight:600;&quot;&gt; liczby liter&lt;/span&gt;&lt;span style=&quot; font-family:'Book Antiqua','Book Antiqua';&quot;&gt; potrzebnych do wycięcia z tekstu w fazie pierwszej jest skomplikowane. &lt;/span&gt;&lt;span style=&quot; font-family:'Book Antiqua','Book Antiqua'; font-weight:600;&quot;&gt;Litery&lt;/span&gt;&lt;span style=&quot; font-family:'Book Antiqua','Book Antiqua';&quot;&gt; w danym &lt;/span&gt;&lt;span style=&quot; font-family:'Book Antiqua','Book Antiqua'; font-weight:600;&quot;&gt;wierszu&lt;/span&gt;&lt;span style=&quot; font-family:'Book Antiqua','Book Antiqua';&quot;&gt; mogą się &lt;/span&gt;&lt;span style=&quot; font-family:'Book Antiqua','Book Antiqua'; font-weight:600;&quot;&gt;powtarzać&lt;/span&gt;&lt;span style=&quot; font-family:'Book Antiqua','Book Antiqua';&quot;&gt; 4, 3, 2 lub 1 raz na jeden &lt;/span&gt;&lt;span style=&quot; font-family:'Book Antiqua','Book Antiqua'; font-weight:600;&quot;&gt;cykl&lt;/span&gt;&lt;span style=&quot; font-family:'Book Antiqua','Book Antiqua';&quot;&gt; płotu. Rozróżnia się 5 przypadków:&lt;/span&gt;&lt;/p&gt;
 &lt;p style=&quot; margin-top:12px; margin-bottom:12px; margin-left:0px; margin-right:0px; -qt-block-indent:0; text-indent:0px;&quot;&gt;&lt;span style=&quot; font-family:'Courier New'; font-style:italic; color:#bec0c2;&quot;&gt;x&lt;/span&gt;&lt;span style=&quot; font-family:'Courier New'; color:#bec0c2;&quot;&gt;       o    -- 1.  2 w/c&lt;/span&gt;&lt;span style=&quot; font-family:'Courier New'; font-style:italic; color:#bec0c2;&quot;&gt;&lt;br /&gt; x&lt;/span&gt;&lt;span style=&quot; font-family:'Courier New'; color:#bec0c2;&quot;&gt;     &lt;/span&gt;&lt;span style=&quot; font-family:'Courier New'; font-style:italic; color:#bec0c2;&quot;&gt;x &lt;/span&gt;&lt;span style=&quot; font-family:'Courier New'; color:#bec0c2;&quot;&gt;o o &lt;/span&gt;&lt;span style=&quot; font-family:'Courier New'; font-style:italic; color:#bec0c2;&quot;&gt;--&lt;/span&gt;&lt;span style=&quot; font-family:'Courier New'; color:#bec0c2;&quot;&gt; &lt;/span&gt;&lt;span style=&quot; font-family:'Courier New'; font-style:italic; color:#bec0c2;&quot;&gt;2.  4 w/c&lt;br /&gt;  x&lt;/span&gt;&lt;span style=&quot; font-family:'Courier New'; color:#bec0c2;&quot;&gt;   &lt;/span&gt;&lt;span style=&quot; font-family:'Courier New'; font-style:italic; color:#bec0c2;&quot;&gt;x&lt;/span&gt;&lt;span style=&quot; font-family:'Courier New'; color:#bec0c2;&quot;&gt;   o  &lt;/span&gt;&lt;span style=&quot; font-family:'Courier New'; font-style:italic; color:#bec0c2;&quot;&gt;--&lt;/span&gt;&lt;span style=&quot; font-family:'Courier New'; color:#bec0c2;&quot;&gt; &lt;/span&gt;&lt;span style=&quot; font-family:'Courier New'; font-style:italic; color:#bec0c2;&quot;&gt;3.&lt;/span&gt;&lt;span style=&quot; font-family:'Courier New'; color:#bec0c2;&quot;&gt;  &lt;/span&gt;&lt;span style=&quot; font-family:'Courier New'; font-style:italic; color:#bec0c2;&quot;&gt;3 w/c&lt;br /&gt;   x&lt;/span&gt;&lt;span style=&quot; font-family:'Courier New'; color:#bec0c2;&quot;&gt; &lt;/span&gt;&lt;span style=&quot; font-family:'Courier New'; font-style:italic; color:#bec0c2;&quot;&gt;x&lt;/span&gt;&lt;span style=&quot; font-family:'Courier New'; color:#bec0c2;&quot;&gt;       &lt;/span&gt;&lt;span style=&quot; font-family:'Courier New'; font-style:italic; color:#bec0c2;&quot;&gt;--&lt;/span&gt;&lt;span style=&quot; font-family:'Courier New'; color:#bec0c2;&quot;&gt; &lt;/span&gt;&lt;span style=&quot; font-family:'Courier New'; font-style:italic; color:#bec0c2;&quot;&gt;4.&lt;/span&gt;&lt;span style=&quot; font-family:'Courier New'; color:#bec0c2;&quot;&gt;  &lt;/span&gt;&lt;span style=&quot; font-family:'Courier New'; font-style:italic; color:#bec0c2;&quot;&gt;2 w/c	&lt;br /&gt;    x&lt;/span&gt;&lt;span style=&quot; font-family:'Courier New'; color:#bec0c2;&quot;&gt;        &lt;/span&gt;&lt;span style=&quot; font-family:'Courier New'; font-style:italic; color:#bec0c2;&quot;&gt;--&lt;/span&gt;&lt;span style=&quot; font-family:'Courier New'; color:#bec0c2;&quot;&gt; &lt;/span&gt;&lt;span style=&quot; font-family:'Courier New'; font-style:italic; color:#bec0c2;&quot;&gt;5.&lt;/span&gt;&lt;span style=&quot; font-family:'Courier New'; color:#bec0c2;&quot;&gt;  &lt;/span&gt;&lt;span style=&quot; font-family:'Courier New'; font-style:italic; color:#bec0c2;&quot;&gt;1 w/c&lt;br /&gt;w/c oznacza wierzchołki/cykl&lt;/span&gt;&lt;/p&gt;
-&lt;p style=&quot; margin-top:0px; margin-bottom:0px; margin-left:0px; margin-right:0px; -qt-block-indent:0; text-indent:0px;&quot;&gt;Przy &lt;span style=&quot; font-weight:600;&quot;&gt;odwróconym&lt;/span&gt; płotku można skorzystać z powyższego algorytmu, tylko przy ,,odrywaniu'' liter z szyfrogramu w pierwszej fazie, należy to robić &lt;span style=&quot; font-weight:600;&quot;&gt;od końca&lt;/span&gt; tekstu oraz wypisywać wiersze w &lt;span style=&quot; font-weight:600;&quot;&gt;odwrotnej kolejności&lt;/span&gt; (wizualizacja pokazuje jak to się dzieje).&lt;/p&gt;&lt;/body&gt;&lt;/html&gt;</string>
+&lt;p style=&quot; margin-top:0px; margin-bottom:0px; margin-left:0px; margin-right:0px; -qt-block-indent:0; text-indent:0px;&quot;&gt;&lt;span style=&quot; font-family:'Book Antiqua','Book Antiqua';&quot;&gt;Przy &lt;/span&gt;&lt;span style=&quot; font-family:'Book Antiqua','Book Antiqua'; font-weight:600;&quot;&gt;odwróconym&lt;/span&gt;&lt;span style=&quot; font-family:'Book Antiqua','Book Antiqua';&quot;&gt; płotku można skorzystać z powyższego algorytmu, tylko przy ,,odrywaniu'' liter z szyfrogramu w pierwszej fazie, należy to robić &lt;/span&gt;&lt;span style=&quot; font-family:'Book Antiqua','Book Antiqua'; font-weight:600;&quot;&gt;od końca&lt;/span&gt;&lt;span style=&quot; font-family:'Book Antiqua','Book Antiqua';&quot;&gt; tekstu oraz wypisywać wiersze w &lt;/span&gt;&lt;span style=&quot; font-family:'Book Antiqua','Book Antiqua'; font-weight:600;&quot;&gt;odwrotnej kolejności&lt;/span&gt;&lt;span style=&quot; font-family:'Book Antiqua','Book Antiqua';&quot;&gt; (wizualizacja pokazuje jak to się dzieje).&lt;/span&gt;&lt;/p&gt;&lt;/body&gt;&lt;/html&gt;</string>
          </property>
         </widget>
        </item>
```
Left out of the diff: 6 changed lines with no effect on the pictures.
